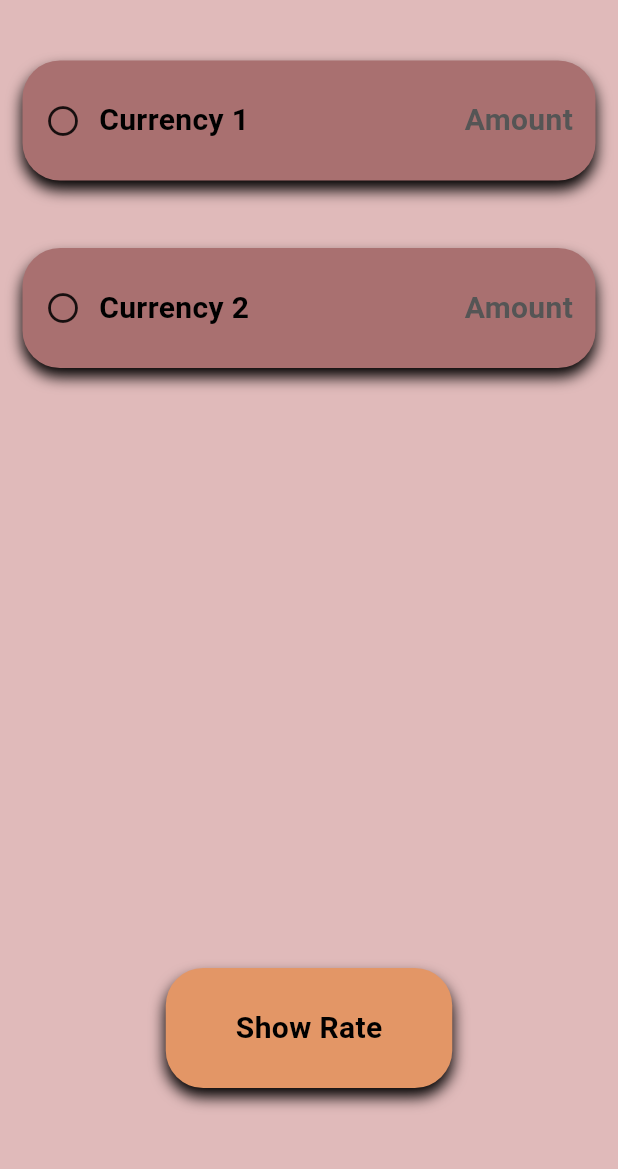
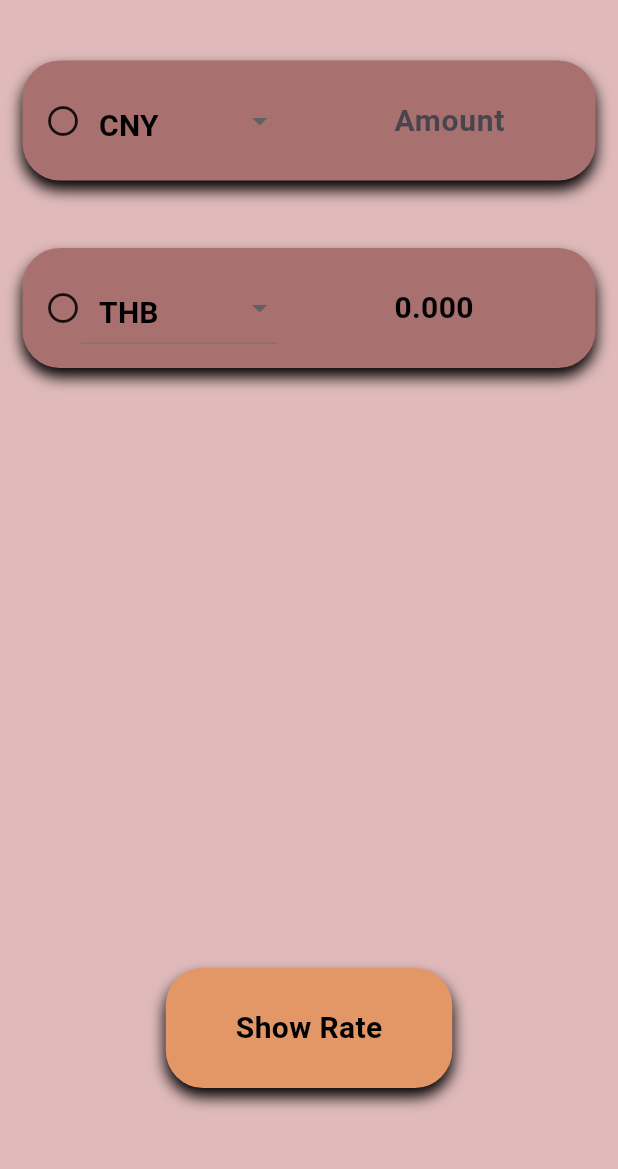
Before and after one commit to sorryma3er/currency-convertor-app, a Flutter app: the screen it shows after launch, on a phone screen of 412 x 824 dp, the part 61-1230 px from its top. Run offline on Flutter 3.47's test engine with Material 3 defaults, Android fonts, the phone set to English and light mode, and no system bars.

Commit message:
Added Map<String,double> to change firstly from currency 1 into CNY and use CNY to compute currency 2 amount. Used onChanged field to make amount2 auto-change with currency 1, amount1 and currency 2, either of them changed will call recalculate func.

```diff
--- a/lib/screens/data_entry_screen.dart
+++ b/lib/screens/data_entry_screen.dart
@@ -12,6 +12,28 @@ class DataEntryScreen extends StatefulWidget {
 }
 
 class _DataEntryScreenState extends State<DataEntryScreen> {
+  final List<String> _currencies = ['USD', 'THB', 'CNY', 'JPY'];
+  final Map<String, double> _rateToCNY = {
+    'CNY': 1.0,
+    'USD': 7.2,
+    'THB': 0.22,
+    'JPY': 0.05,
+  };
+
+  String _currency1 = 'CNY';
+  String _currency2 = 'THB';
+  String _amount1 = '';
+  double _amount2 = 0.0; // computed val
+
+  void _recalculateAmount2() {
+    final input = double.tryParse(_amount1) ?? 0.0; // default to 0.0 if null
+    final double rate1 = _rateToCNY[_currency1]!;
+    final double rate2 = _rateToCNY[_currency2]!;
+    setState(() {
+      _amount2 = input * rate1 / rate2;
+    });
+  }
+
   @override
   Widget build(BuildContext context) {
     return Scaffold(
@@ -32,31 +54,64 @@ class _DataEntryScreenState extends State<DataEntryScreen> {
         child: Column(
           children: [
             SizedBox(height: 10),
-            // Currency 1 Base Card
+
+            // Currency 1 + Amount 1 Base Card
             BaseCard(
                 theColor: kPinkCardColor,
                 theWidth: double.infinity,
                 theHeight: 80,
-                theOnTapFunc: () {},
                 theChild: Row(
                   children: [
                     Icon(Icons.circle_outlined),
-                    SizedBox(width: 12,),
-                    Text(
-                      'Currency 1',
+                    // currency 1 drop down list
+                    Expanded(
+                      flex: 2, // get 2/5 of this row width
+                      child: DropdownButtonFormField<String>(
+                          value: _currency1, // default value
+                          decoration: const InputDecoration(
+                            border: InputBorder.none,
+                            contentPadding: EdgeInsets.symmetric(horizontal: 12),
+                          ),
+                          items: _currencies.map((currency) => DropdownMenuItem(
+                              value: currency,
+                              child: Text(
+                                currency,
+                                style: const TextStyle(
+                                    color: kDarkTextColor,
+                                    fontSize: 20,
+                                    fontWeight: FontWeight.bold
+                                ),
+                              ),
+                          )).toList(),
+                          onChanged: (value) {
+                            if (value == null) return;
+                            _currency1 = value;
+                            _recalculateAmount2();
+                          },
+                      ),
+                    ),
+
+                    const Spacer(flex: 1), // get 1/5
+
+                    // Amount field
+                    Expanded(
+                      flex: 2, // get 2/5
+                      child: TextField(
+                        keyboardType: const TextInputType.numberWithOptions(decimal:true),
+                        decoration: const InputDecoration(
+                          hintText: 'Amount',
+                          border: InputBorder.none,
+                          contentPadding: EdgeInsets.symmetric(horizontal:12),
+                        ),
                         style: TextStyle(
                           color: kDarkTextColor,
                           fontSize: 20,
                           fontWeight: FontWeight.bold,
                         ),
-                    ),
-                    Spacer(),
-                    Text(
-                      'Amount',
-                      style: TextStyle(
-                        color: kGreyTextColor,
-                        fontSize: 20,
-                        fontWeight: FontWeight.bold,
+                        onChanged: (value) {
+                          _amount1 = value;
+                          _recalculateAmount2();
+                        },
                       ),
                     ),
                   ],
@@ -74,22 +129,49 @@ class _DataEntryScreenState extends State<DataEntryScreen> {
               theChild: Row(
                 children: [
                   Icon(Icons.circle_outlined),
-                  SizedBox(width: 12,),
-                  Text(
-                    'Currency 2',
+                  // Currency 2 drop down list
+                  Expanded(
+                    flex: 2,
+                    child: DropdownButtonFormField<String>(
+                      value: _currency2, // default val
+                      decoration: const InputDecoration(
+                        contentPadding: EdgeInsets.symmetric(horizontal:12),
+                      ),
+                      items: _currencies.map((currency) => DropdownMenuItem(
+                        value: currency,
+                        child: Text(
+                          currency,
                           style: TextStyle(
                             color: kDarkTextColor,
                             fontSize: 20,
                             fontWeight: FontWeight.bold,
                           ),
                         ),
-                  Spacer(),
-                  Text(
-                    'Amount',
+                      )).toList(),
+                      onChanged: (value) {
+                        if (value == null) return;
+                        _currency2 = value;
+                        _recalculateAmount2();
+                      },
+                    ),
+                  ),
+
+                  const Spacer(flex: 1),
+
+                  // Amount field of currency 2, read only computed field
+                  Expanded(
+                    flex: 2,
+                    child: Container(
+                      alignment: Alignment.centerLeft,
+                      padding: const EdgeInsets.symmetric(horizontal: 12),
+                      child: Text(
+                        _amount2.toStringAsFixed(3),
                         style: TextStyle(
-                      color: kGreyTextColor,
+                          color: kDarkTextColor,
                           fontSize: 20,
                           fontWeight: FontWeight.bold,
+                        ),
+                      ),
                     ),
                   ),
                 ],
```
Lines whose indentation alone changed are shown as unchanged.
